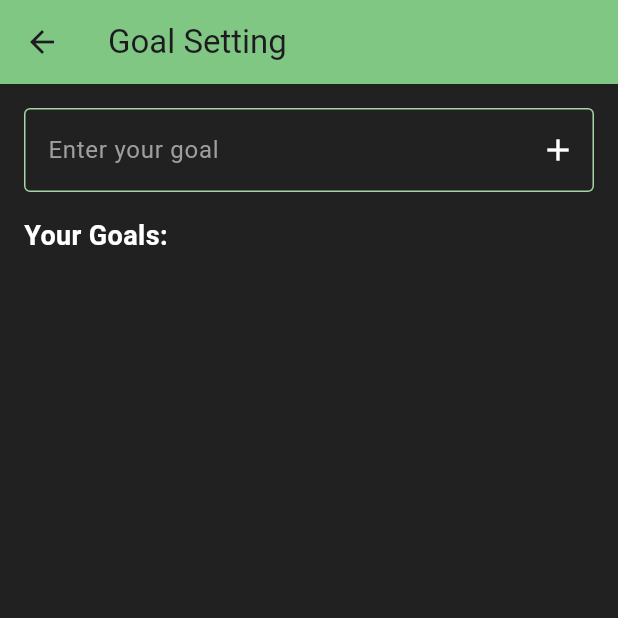
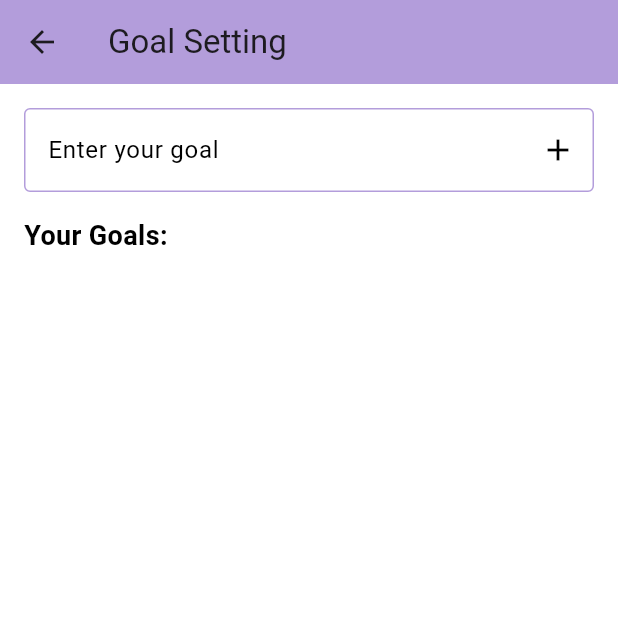
Before and after one commit to Krintox/thera_frontend, a Flutter app: the GoalSettingPage screen opened directly, on a phone screen of 412 x 824 dp, the top half of it. Run offline on Flutter 3.47's test engine with Material 3 defaults, Android fonts, the phone set to English and light mode, and no system bars; our stand-ins replace jwt_decoder, shared_preferences, syncfusion_flutter_charts; accounts and stored records are empty.

Commit message:
Update goalsetting.dart

```diff
--- a/lib/goalsetting.dart
+++ b/lib/goalsetting.dart
@@ -37,7 +37,7 @@ class _GoalSettingPageState extends State<GoalSettingPage> {
       builder: (BuildContext context) {
         return AlertDialog(
           backgroundColor: Colors.green[100],
-          title: Text('Woohoo, you\'re done for the day!'),
+          title: Text('you\'re done for the day!'),
           actions: <Widget>[
             TextButton(
               onPressed: () {
@@ -54,10 +54,10 @@ class _GoalSettingPageState extends State<GoalSettingPage> {
   @override
   Widget build(BuildContext context) {
     return Scaffold(
-      backgroundColor: Colors.grey[900],
+      backgroundColor: Colors.white,
       appBar: AppBar(
         title: Text('Goal Setting'),
-        backgroundColor: Colors.green[300],
+        backgroundColor: Colors.deepPurple[200],
       ),
       body: Padding(
         padding: const EdgeInsets.all(16.0),
@@ -66,19 +66,19 @@ class _GoalSettingPageState extends State<GoalSettingPage> {
           children: [
             TextField(
               controller: goalController,
-              style: TextStyle(color: Colors.white),
+              style: TextStyle(color: Colors.black),
               decoration: InputDecoration(
                 hintText: 'Enter your goal',
-                hintStyle: TextStyle(color: Colors.grey),
+                hintStyle: TextStyle(color: Colors.black),
                 suffixIcon: IconButton(
-                  icon: Icon(Icons.add, color: Colors.white),
+                  icon: Icon(Icons.add, color: Colors.black),
                   onPressed: addGoal,
                 ),
                 enabledBorder: OutlineInputBorder(
-                  borderSide: BorderSide(color: Colors.green[200]!),
+                  borderSide: BorderSide(color: Colors.deepPurple[200]!),
                 ),
                 focusedBorder: OutlineInputBorder(
-                  borderSide: BorderSide(color: Colors.green[200]!),
+                  borderSide: BorderSide(color: Colors.deepPurple[200]!),
                 ),
               ),
             ),
@@ -88,7 +88,7 @@ class _GoalSettingPageState extends State<GoalSettingPage> {
               style: TextStyle(
                 fontSize: 18,
                 fontWeight: FontWeight.bold,
-                color: Colors.white,
+                color: Colors.black,
               ),
             ),
             SizedBox(height: 8.0),
@@ -102,7 +102,7 @@ class _GoalSettingPageState extends State<GoalSettingPage> {
                     background: Container(
                       color: Colors.red,
                       alignment: Alignment.centerRight,
-                      child: Icon(Icons.delete, color: Colors.white),
+                      child: Icon(Icons.delete, color: Colors.black),
                     ),
                     child: ListTile(
                       leading: Checkbox(
@@ -115,19 +115,14 @@ class _GoalSettingPageState extends State<GoalSettingPage> {
                             }
                           });
                         },
-                        checkColor: Colors.white,
-                        activeColor: Colors.green[100],
+                        checkColor: Colors.black,
+                        activeColor: Colors.deepPurple[200],
                       ),
                       title: Text(
                         goalsList[index]['goal'],
-                        style: TextStyle(color: Colors.white),
+                        style: TextStyle(color: Colors.black),
                       ),
-                      trailing: IconButton(
-                        icon: Icon(Icons.check, color: Colors.green[200]),
-                        onPressed: () {
-                          // Add logic to mark goal as completed
-                        },
-                      ),
+
                     ),
                   );
                 },
```
